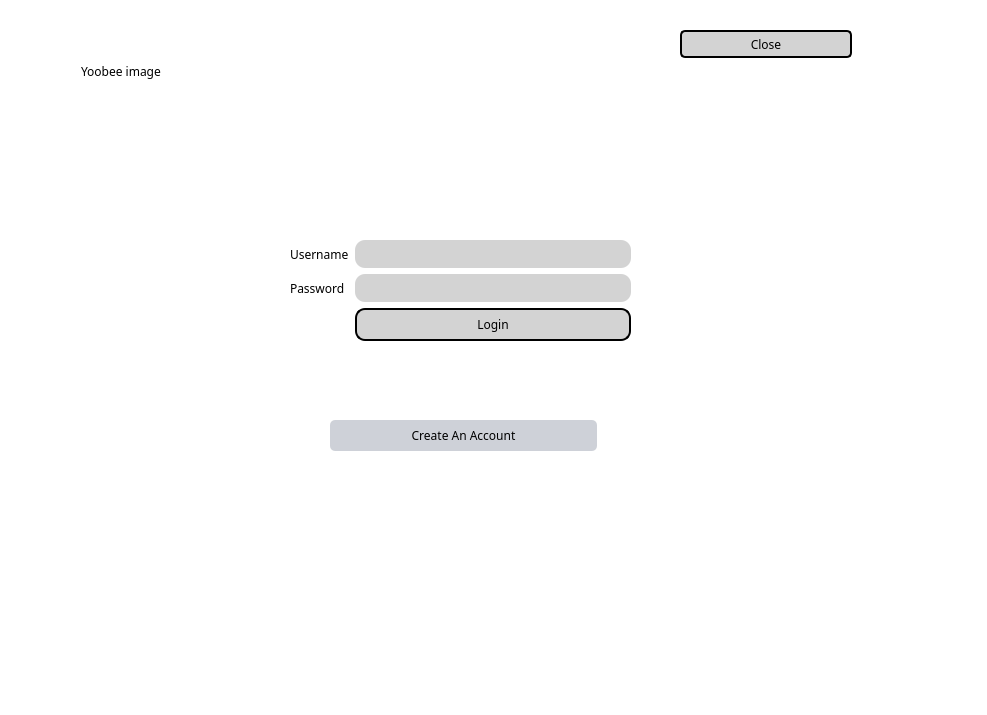
Old version of the form NewWindowChur/mainwindow.ui in the repository jandrealyn/LibraryQtSystem.
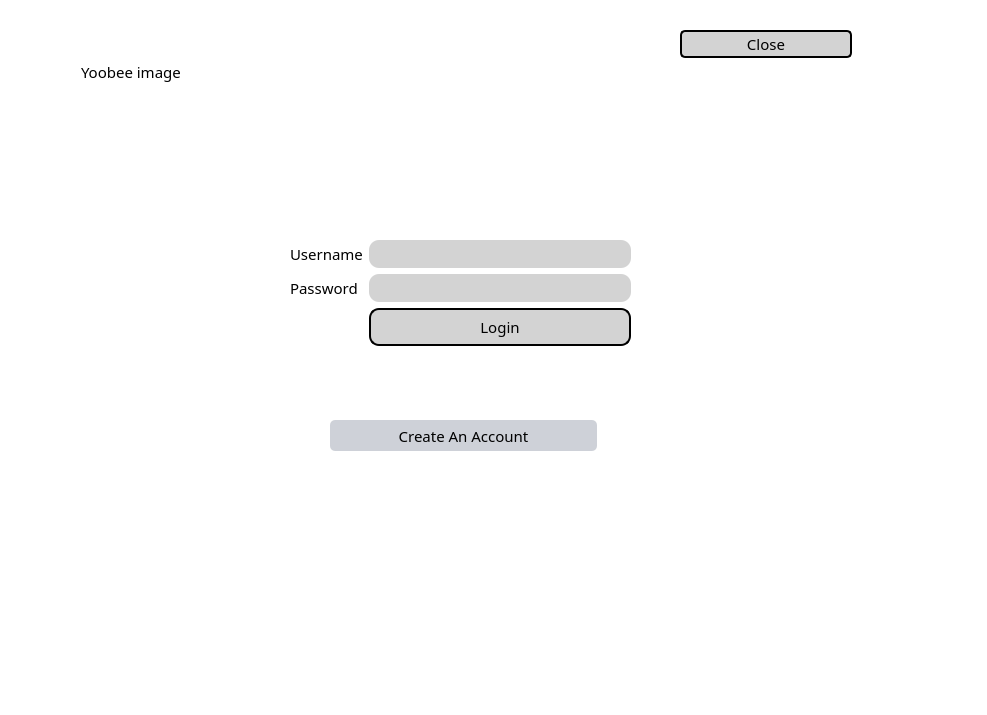
New version of the form.

```diff
--- a/NewWindowChur/mainwindow.ui
+++ b/NewWindowChur/mainwindow.ui
@@ -41,7 +41,7 @@
     <property name="styleSheet">
      <string notr="true">*{
 background: rgb(255, 255, 255);
-fontsize: 15px;
+font-size: 15px;
 font-family: Century Gothic, sans-serif;
 }
 
```
Left out of the diff: 2 changed lines with no effect on the pictures.
